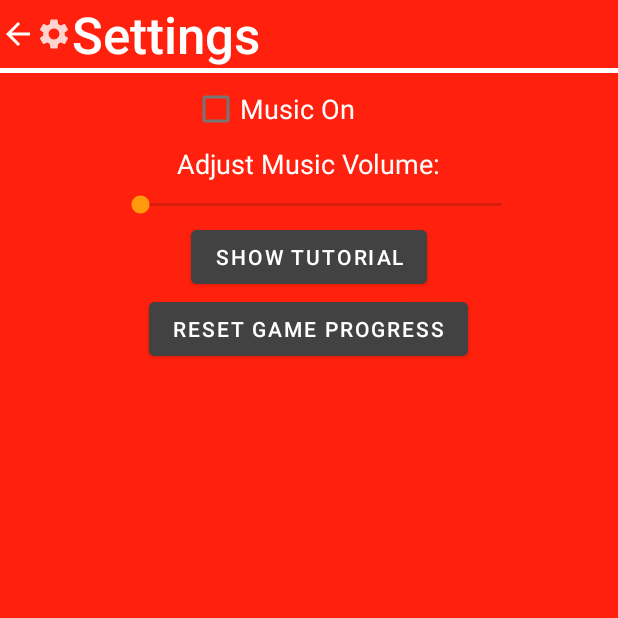
After one commit to Juched/securityOperationsDefense, an Android app: the SettingsActivity screen opened directly, with no data from a screen before it, on a phone screen of 412 x 824 dp, the top half of it. The commit adds this screen. Run offline under Robolectric (Android 15) with nearby library versions, the phone set to English and light mode, and no system bars.

Commit message:
preliminary settings page

```diff
--- a/app/build.gradle
+++ b/app/build.gradle
@@ -37,6 +37,7 @@
     implementation 'androidx.navigation:navigation-ui:2.2.2'
     implementation 'androidx.lifecycle:lifecycle-livedata-ktx:2.2.0'
     implementation 'androidx.lifecycle:lifecycle-viewmodel-ktx:2.2.0'
+    implementation 'com.android.support:cardview-v7:28.0.0'
     testImplementation 'junit:junit:4.+'
     androidTestImplementation 'androidx.test.ext:junit:1.1.2'
     androidTestImplementation 'androidx.test.espresso:espresso-core:3.3.0'
--- a/app/src/main/AndroidManifest.xml
+++ b/app/src/main/AndroidManifest.xml
@@ -9,9 +9,13 @@
         android:supportsRtl="false"
         android:theme="@style/Theme.SecurityOperationsDefense">
         <activity
+            android:name=".SettingsActivity"
+            android:label="Settings"
+            android:theme="@style/Theme.SecurityOperationsDefense.NoActionBar" />
+        <activity
             android:name=".GameActivity"
             android:label="@string/title_activity_game"
-            android:theme="@style/Theme.SecurityOperationsDefense.NoActionBar"></activity>
+            android:theme="@style/Theme.SecurityOperationsDefense.NoActionBar" />
         <activity
             android:name=".FullscreenActivity"
             android:configChanges="orientation|keyboardHidden|screenSize"
--- /dev/null
+++ b/app/src/main/java/com/sod/securityoperationsdefense/SettingsActivity.java
@@ -0,0 +1,26 @@
+package com.sod.securityoperationsdefense;
+
+import androidx.appcompat.app.AppCompatActivity;
+
+import android.os.Bundle;
+import android.view.View;
+import android.widget.ImageView;
+
+import com.google.android.material.snackbar.Snackbar;
+
+public class SettingsActivity extends AppCompatActivity {
+
+    @Override
+    protected void onCreate(Bundle savedInstanceState) {
+        super.onCreate(savedInstanceState);
+        setContentView(R.layout.activity_settings);
+        ImageView arrow = findViewById(R.id.imageView3);
+        arrow.setOnClickListener(new View.OnClickListener() {
+            @Override
+            public void onClick(View v) {
+                Snackbar.make(v, "Replace with your own action", Snackbar.LENGTH_LONG)
+                        .setAction("Action", null).show();
+            }
+        });
+    }
+}
--- /dev/null
+++ b/app/src/main/res/drawable-anydpi/ic_line.xml
@@ -0,0 +1,12 @@
+<vector xmlns:android="http://schemas.android.com/apk/res/android"
+    android:width="24dp"
+    android:height="24dp"
+    android:viewportWidth="24"
+    android:viewportHeight="24"
+    android:tint="#E5BD62"
+    android:alpha="0.8">
+  <path
+      android:fillColor="@android:color/white"
+      android:pathData="M4,11h16v2h-16z"
+      android:fillType="evenOdd"/>
+</vector>
--- /dev/null
+++ b/app/src/main/res/drawable-anydpi/ic_settings.xml
@@ -0,0 +1,11 @@
+<vector xmlns:android="http://schemas.android.com/apk/res/android"
+    android:width="24dp"
+    android:height="24dp"
+    android:viewportWidth="24"
+    android:viewportHeight="24"
+    android:tint="#FFFFFF"
+    android:alpha="0.8">
+  <path
+      android:fillColor="@android:color/white"
+      android:pathData="M19.14,12.94c0.04,-0.3 0.06,-0.61 0.06,-0.94c0,-0.32 -0.02,-0.64 -0.07,-0.94l2.03,-1.58c0.18,-0.14 0.23,-0.41 0.12,-0.61l-1.92,-3.32c-0.12,-0.22 -0.37,-0.29 -0.59,-0.22l-2.39,0.96c-0.5,-0.38 -1.03,-0.7 -1.62,-0.94L14.4,2.81c-0.04,-0.24 -0.24,-0.41 -0.48,-0.41h-3.84c-0.24,0 -0.43,0.17 -0.47,0.41L9.25,5.35C8.66,5.59 8.12,5.92 7.63,6.29L5.24,5.33c-0.22,-0.08 -0.47,0 -0.59,0.22L2.74,8.87C2.62,9.08 2.66,9.34 2.86,9.48l2.03,1.58C4.84,11.36 4.8,11.69 4.8,12s0.02,0.64 0.07,0.94l-2.03,1.58c-0.18,0.14 -0.23,0.41 -0.12,0.61l1.92,3.32c0.12,0.22 0.37,0.29 0.59,0.22l2.39,-0.96c0.5,0.38 1.03,0.7 1.62,0.94l0.36,2.54c0.05,0.24 0.24,0.41 0.48,0.41h3.84c0.24,0 0.44,-0.17 0.47,-0.41l0.36,-2.54c0.59,-0.24 1.13,-0.56 1.62,-0.94l2.39,0.96c0.22,0.08 0.47,0 0.59,-0.22l1.92,-3.32c0.12,-0.22 0.07,-0.47 -0.12,-0.61L19.14,12.94zM12,15.6c-1.98,0 -3.6,-1.62 -3.6,-3.6s1.62,-3.6 3.6,-3.6s3.6,1.62 3.6,3.6S13.98,15.6 12,15.6z"/>
+</vector>
--- /dev/null
+++ b/app/src/main/res/layout/activity_settings.xml
@@ -0,0 +1,146 @@
+<?xml version="1.0" encoding="utf-8"?>
+<androidx.constraintlayout.widget.ConstraintLayout xmlns:android="http://schemas.android.com/apk/res/android"
+    xmlns:app="http://schemas.android.com/apk/res-auto"
+    xmlns:tools="http://schemas.android.com/tools"
+    android:layout_width="match_parent"
+    android:layout_height="match_parent"
+    android:background="@color/white"
+    android:backgroundTint="?attr/colorPrimary"
+    android:theme="@style/ThemeOverlay.SecurityOperationsDefense.FullscreenContainer">
+
+    <LinearLayout
+        android:layout_width="match_parent"
+        android:layout_height="match_parent"
+        android:orientation="vertical"
+        tools:layout_editor_absoluteX="8dp">
+
+        <TableLayout
+            android:layout_width="match_parent"
+            android:layout_height="wrap_content">
+
+            <TableRow
+                android:layout_width="match_parent"
+                android:layout_height="match_parent">
+
+                <ImageView
+                    android:id="@+id/imageView3"
+                    android:layout_width="match_parent"
+                    android:layout_height="match_parent"
+                    android:clickable="true"
+                    android:contentDescription="@string/nav_header_desc"
+                    app:srcCompat="@drawable/abc_vector_test" />
+
+                <ImageView
+                    android:id="@+id/imageView2"
+                    android:layout_width="match_parent"
+                    android:layout_height="match_parent"
+                    android:contentDescription="@string/action_settings"
+                    app:srcCompat="@drawable/ic_settings" />
+
+                <TextView
+                    android:id="@+id/textView2"
+                    android:layout_width="match_parent"
+                    android:layout_height="match_parent"
+                    android:clickable="false"
+                    android:fontFamily="sans-serif-medium"
+                    android:text="@string/settings"
+                    android:textAppearance="@style/TextAppearance.AppCompat.Display1"
+                    android:textColor="@color/white" />
+            </TableRow>
+
+        </TableLayout>
+
+        <View
+            android:id="@+id/view"
+            android:layout_width="match_parent"
+            android:layout_height="3dp"
+            android:layout_marginBottom="0dp"
+            android:background="@color/white" />
+
+        <LinearLayout
+            android:layout_width="match_parent"
+            android:layout_height="match_parent"
+            android:orientation="vertical">
+
+            <LinearLayout
+                android:layout_width="wrap_content"
+                android:layout_height="wrap_content"
+                android:layout_gravity="center_horizontal"
+                android:orientation="horizontal">
+
+                <CheckBox
+                    android:id="@+id/checkBox"
+                    android:layout_width="155dp"
+                    android:layout_height="wrap_content"
+                    android:layout_gravity="center_horizontal"
+                    android:checked="false"
+                    android:text="@string/music"
+                    android:textAppearance="@style/TextAppearance.AppCompat.Medium"
+                    android:textColor="@color/white" />
+
+            </LinearLayout>
+
+            <LinearLayout
+                android:layout_width="wrap_content"
+                android:layout_height="wrap_content"
+                android:layout_gravity="center_horizontal"
+                android:orientation="vertical">
+
+                <TextView
+                    android:id="@+id/textView4"
+                    android:layout_width="wrap_content"
+                    android:layout_height="wrap_content"
+                    android:layout_gravity="center_horizontal"
+                    android:text="@string/volume"
+                    android:textAppearance="@style/TextAppearance.AppCompat.Medium"
+                    android:textColor="@color/white" />
+
+                <SeekBar
+                    android:id="@+id/seekBar"
+                    android:layout_width="273dp"
+                    android:layout_height="22dp"
+                    android:layout_marginStart="16dp"
+                    android:layout_marginTop="4dp" />
+
+
+            </LinearLayout>
+
+            <LinearLayout
+                android:layout_width="match_parent"
+                android:layout_height="wrap_content"
+                android:orientation="vertical">
+
+                <Button
+                    android:id="@+id/button"
+                    android:layout_width="wrap_content"
+                    android:layout_height="wrap_content"
+                    android:layout_gravity="center_horizontal"
+                    android:backgroundTint="@color/cardview_dark_background"
+                    android:text="@string/newTutorial" />
+
+                <Button
+                    android:id="@+id/button2"
+                    android:layout_width="wrap_content"
+                    android:layout_height="wrap_content"
+                    android:layout_gravity="center_horizontal"
+                    android:backgroundTint="@color/cardview_dark_background"
+                    android:text="@string/reset" />
+            </LinearLayout>
+
+        </LinearLayout>
+
+        <!-- idea for horizontal line (View) from https://www.geeksforgeeks.org/how-to-draw-horizontal-and-vertical-lines-in-an-android-app-using-xml/ -->
+
+    </LinearLayout>
+
+    <!--    <com.google.android.material.card.MaterialCardView-->
+    <!--        android:id="@+id/card"-->
+    <!--        android:layout_width="match_parent"-->
+    <!--        android:layout_height="wrap_content"-->
+    <!--        android:layout_margin="8dp"-->
+    <!--        android:background="@color/purple_200"-->
+    <!--        app:cardBackgroundColor="@color/purple_200"-->
+    <!--        app:cardElevation="6dp"-->
+    <!--        tools:layout_editor_absoluteX="8dp"-->
+    <!--        tools:layout_editor_absoluteY="8dp"></com.google.android.material.card.MaterialCardView>-->
+</androidx.constraintlayout.widget.ConstraintLayout>
--- /dev/null
+++ b/app/src/main/res/values/backarrow.xml
@@ -0,0 +1,3 @@
+<?xml version="1.0" encoding="utf-8"?>
+<resources>
+</resources>
--- a/app/src/main/res/values/strings.xml
+++ b/app/src/main/res/values/strings.xml
@@ -14,4 +14,10 @@
     <string name="menu_home">Home</string>
     <string name="menu_gallery">Gallery</string>
     <string name="menu_slideshow">Slideshow</string>
+    <string name="settings">Settings</string>
+    <string name="music">Music On</string>
+    <string name="volume">Adjust Music Volume:</string>
+    <string name="tutorial" />
+    <string name="newTutorial">Show Tutorial</string>
+    <string name="reset">Reset Game Progress</string>
 </resources>
```
Also changed, not shown: app/src/main/res/drawable-hdpi/ic_line.png (added), app/src/main/res/drawable-hdpi/ic_settings.png (added), app/src/main/res/drawable-mdpi/ic_line.png (added), app/src/main/res/drawable-mdpi/ic_settings.png (added), app/src/main/res/drawable-xhdpi/ic_line.png (added), app/src/main/res/drawable-xhdpi/ic_settings.png (added), app/src/main/res/drawable-xxhdpi/ic_line.png (added), app/src/main/res/drawable-xxhdpi/ic_settings.png (added).
